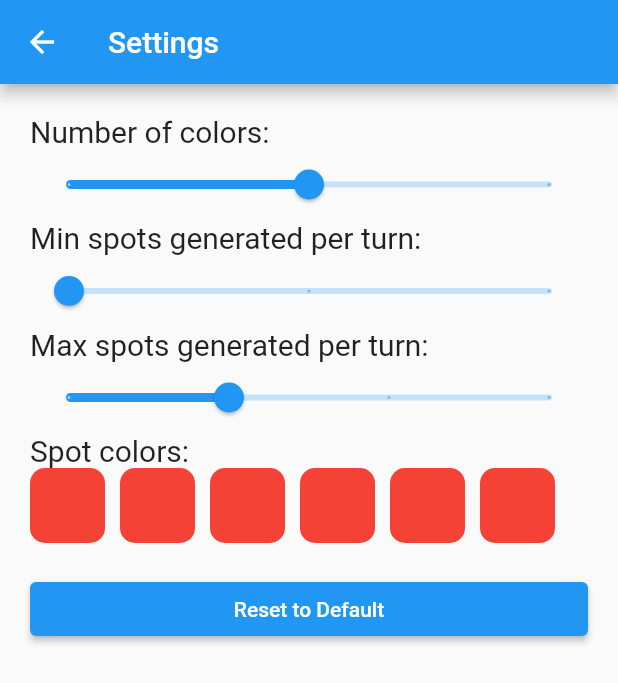
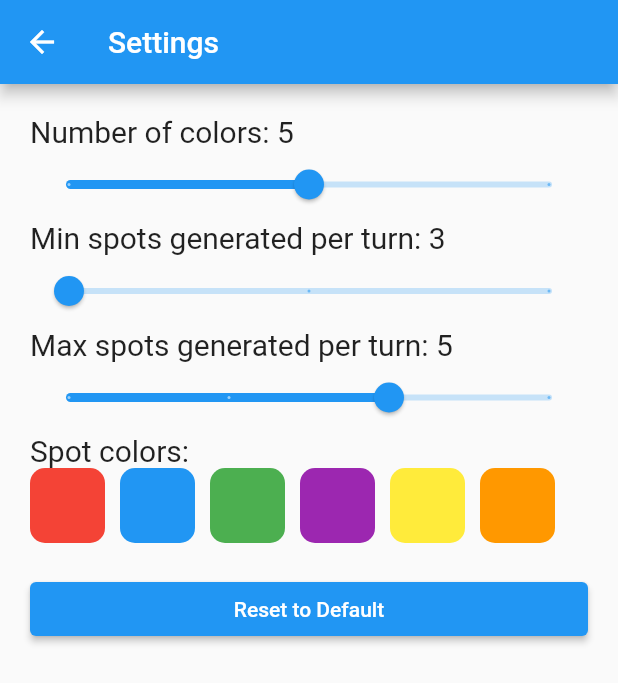
Before and after one commit to BigFlexLiu/connect-five, a Flutter app: the screen it shows after launch, after a tap on "Settings", on a phone screen of 412 x 824 dp. Shown: the top 683 px of the screen. Run offline on Flutter 3.47's test engine with Material 2 defaults, Android fonts, the phone set to English and light mode, and no system bars; our stand-ins replace flutter_bloc, flutter_colorpicker, tuple.

Commit message:
Lift state of setting screen up into a separate class to be managed by bloc

```diff
--- /dev/null
+++ b/lib/bloc/settings_notifier.dart
@@ -0,0 +1,27 @@
+import 'package:flutter/material.dart';
+
+class SettingsNotifier extends ChangeNotifier {
+  final ValueNotifier<int> numColors = ValueNotifier<int>(5);
+  final ValueNotifier<int> minSpotsPerTurn = ValueNotifier<int>(3);
+  final ValueNotifier<int> maxSpotsPerTurn = ValueNotifier<int>(5);
+  final List<ValueNotifier<Color>> spotColors = [
+    ValueNotifier<Color>(Colors.red),
+    ValueNotifier<Color>(Colors.blue),
+    ValueNotifier<Color>(Colors.green),
+    ValueNotifier<Color>(Colors.purple),
+    ValueNotifier<Color>(Colors.yellow),
+    ValueNotifier<Color>(Colors.orange),
+  ];
+
+  void resetToDefault() {
+    numColors.value = 5;
+    minSpotsPerTurn.value = 3;
+    maxSpotsPerTurn.value = 5;
+    spotColors[0].value = Colors.red;
+    spotColors[1].value = Colors.blue;
+    spotColors[2].value = Colors.green;
+    spotColors[3].value = Colors.purple;
+    spotColors[4].value = Colors.yellow;
+    spotColors[5].value = Colors.orange;
+  }
+}
--- a/lib/main.dart
+++ b/lib/main.dart
@@ -1,6 +1,8 @@
 import 'package:connect_five/bloc/game_board_notifier.dart';
+import 'package:connect_five/bloc/settings_notifier.dart';
 import 'package:connect_five/screens/home.dart';
 import 'package:flutter/material.dart';
+import 'package:flutter_bloc/flutter_bloc.dart';
 import 'package:provider/provider.dart';
 
 void main() {
@@ -10,8 +12,11 @@ void main() {
 class MyApp extends StatelessWidget {
   @override
   Widget build(BuildContext context) {
-    return ChangeNotifierProvider(
-      create: (_) => GameBoardNotifier(),
+    return MultiBlocProvider(
+      providers: [
+        ChangeNotifierProvider(create: (_) => GameBoardNotifier()),
+        ChangeNotifierProvider(create: (_) => SettingsNotifier()),
+      ],
       child: MaterialApp(
         theme: ThemeData(
             // Define your theme here.
--- a/lib/screens/settings_screen.dart
+++ b/lib/screens/settings_screen.dart
@@ -1,22 +1,16 @@
+import 'dart:math';
+
 import 'package:flutter/material.dart';
 import 'package:flutter_colorpicker/flutter_colorpicker.dart';
+import 'package:provider/provider.dart';
+
+import '../bloc/settings_notifier.dart';
 
 class SettingsScreen extends StatelessWidget {
-  final ValueNotifier<int> numColors = ValueNotifier<int>(5);
-  final ValueNotifier<int> minSpotsPerTurn = ValueNotifier<int>(3);
-  final ValueNotifier<int> maxSpotsPerTurn = ValueNotifier<int>(5);
-  final List<ValueNotifier<Color>> spotColors =
-      List.generate(6, (_) => ValueNotifier<Color>(Colors.red));
-
-  void resetToDefault() {
-    numColors.value = 5;
-    minSpotsPerTurn.value = 3;
-    maxSpotsPerTurn.value = 5;
-    spotColors.forEach((color) => color.value = Colors.red);
-  }
-
   @override
   Widget build(BuildContext context) {
+    return Consumer<SettingsNotifier>(
+      builder: (context, settingsNotifier, child) {
         return Scaffold(
           appBar: AppBar(
             title: Text('Settings'),
@@ -24,9 +18,15 @@ class SettingsScreen extends StatelessWidget {
           body: ListView(
             padding: EdgeInsets.all(20.0),
             children: <Widget>[
-          Text('Number of colors:', style: TextStyle(fontSize: 20.0)),
               ValueListenableBuilder<int>(
-            valueListenable: numColors,
+                valueListenable: settingsNotifier.numColors,
+                builder: (context, value, child) {
+                  return Text('Number of colors: $value',
+                      style: TextStyle(fontSize: 20.0));
+                },
+              ),
+              ValueListenableBuilder<int>(
+                valueListenable: settingsNotifier.numColors,
                 builder: (context, value, child) {
                   return Slider(
                     value: value.toDouble(),
@@ -35,15 +35,20 @@ class SettingsScreen extends StatelessWidget {
                     divisions: 2,
                     label: value.toString(),
                     onChanged: (double newValue) {
-                  numColors.value = newValue.round();
+                      settingsNotifier.numColors.value = newValue.round();
                     },
                   );
                 },
               ),
-          Text('Min spots generated per turn:',
-              style: TextStyle(fontSize: 20.0)),
               ValueListenableBuilder<int>(
-            valueListenable: minSpotsPerTurn,
+                valueListenable: settingsNotifier.minSpotsPerTurn,
+                builder: (context, value, child) {
+                  return Text('Min spots generated per turn: $value',
+                      style: TextStyle(fontSize: 20.0));
+                },
+              ),
+              ValueListenableBuilder<int>(
+                valueListenable: settingsNotifier.minSpotsPerTurn,
                 builder: (context, value, child) {
                   return Slider(
                     value: value.toDouble(),
@@ -52,24 +57,35 @@ class SettingsScreen extends StatelessWidget {
                     divisions: 2,
                     label: value.toString(),
                     onChanged: (double newValue) {
-                  minSpotsPerTurn.value = newValue.round();
+                      settingsNotifier.minSpotsPerTurn.value = newValue.round();
+                      settingsNotifier.maxSpotsPerTurn.value = max(
+                          newValue.round(),
+                          settingsNotifier.maxSpotsPerTurn.value);
                     },
                   );
                 },
               ),
-          Text('Max spots generated per turn:',
-              style: TextStyle(fontSize: 20.0)),
               ValueListenableBuilder<int>(
-            valueListenable: maxSpotsPerTurn,
+                valueListenable: settingsNotifier.maxSpotsPerTurn,
+                builder: (context, value, child) {
+                  return Text('Max spots generated per turn: $value',
+                      style: TextStyle(fontSize: 20.0));
+                },
+              ),
+              ValueListenableBuilder<int>(
+                valueListenable: settingsNotifier.maxSpotsPerTurn,
                 builder: (context, value, child) {
                   return Slider(
                     value: value.toDouble(),
                     min: 4,
-                max: 7,
+                    max: 6,
                     divisions: 3,
                     label: value.toString(),
                     onChanged: (double newValue) {
-                  maxSpotsPerTurn.value = newValue.round();
+                      settingsNotifier.maxSpotsPerTurn.value = newValue.round();
+                      settingsNotifier.minSpotsPerTurn.value = min(
+                          newValue.round(),
+                          settingsNotifier.minSpotsPerTurn.value);
                     },
                   );
                 },
@@ -80,7 +96,7 @@ class SettingsScreen extends StatelessWidget {
                 runSpacing: 10.0,
                 children: List<Widget>.generate(6, (index) {
                   return ValueListenableBuilder<Color>(
-                valueListenable: spotColors[index],
+                    valueListenable: settingsNotifier.spotColors[index],
                     builder: (context, color, child) {
                       return GestureDetector(
                         onTap: () {
@@ -93,7 +109,8 @@ class SettingsScreen extends StatelessWidget {
                                   child: MaterialPicker(
                                     pickerColor: color,
                                     onColorChanged: (Color color) {
-                                  spotColors[index].value = color;
+                                      settingsNotifier.spotColors[index].value =
+                                          color;
                                     },
                                   ),
                                 ),
@@ -124,16 +141,19 @@ class SettingsScreen extends StatelessWidget {
               ),
               SizedBox(height: 20.0),
               ElevatedButton(
-            onPressed: resetToDefault,
+                onPressed: settingsNotifier.resetToDefault,
                 child: Text('Reset to Default'),
                 style: ElevatedButton.styleFrom(
                   primary: Theme.of(context).primaryColor,
                   onPrimary: Colors.white,
-              padding: EdgeInsets.symmetric(vertical: 10.0, horizontal: 20.0),
+                  padding:
+                      EdgeInsets.symmetric(vertical: 10.0, horizontal: 20.0),
                 ),
               ),
             ],
           ),
         );
+      },
+    );
   }
 }
--- a/pubspec.yaml
+++ b/pubspec.yaml
@@ -37,6 +37,7 @@ dependencies:
   provider: ^6.0.5
   flutter_colorpicker: ^1.0.3
   shared_preferences: ^2.1.2
+  bloc_provider: ^1.0.0
 
   # The following adds the Cupertino Icons font to your application.
   # Use with the CupertinoIcons class for iOS style icons.
```
Also changed, not shown: pubspec.lock, 1 other file. Lines whose indentation alone changed are shown as unchanged.
